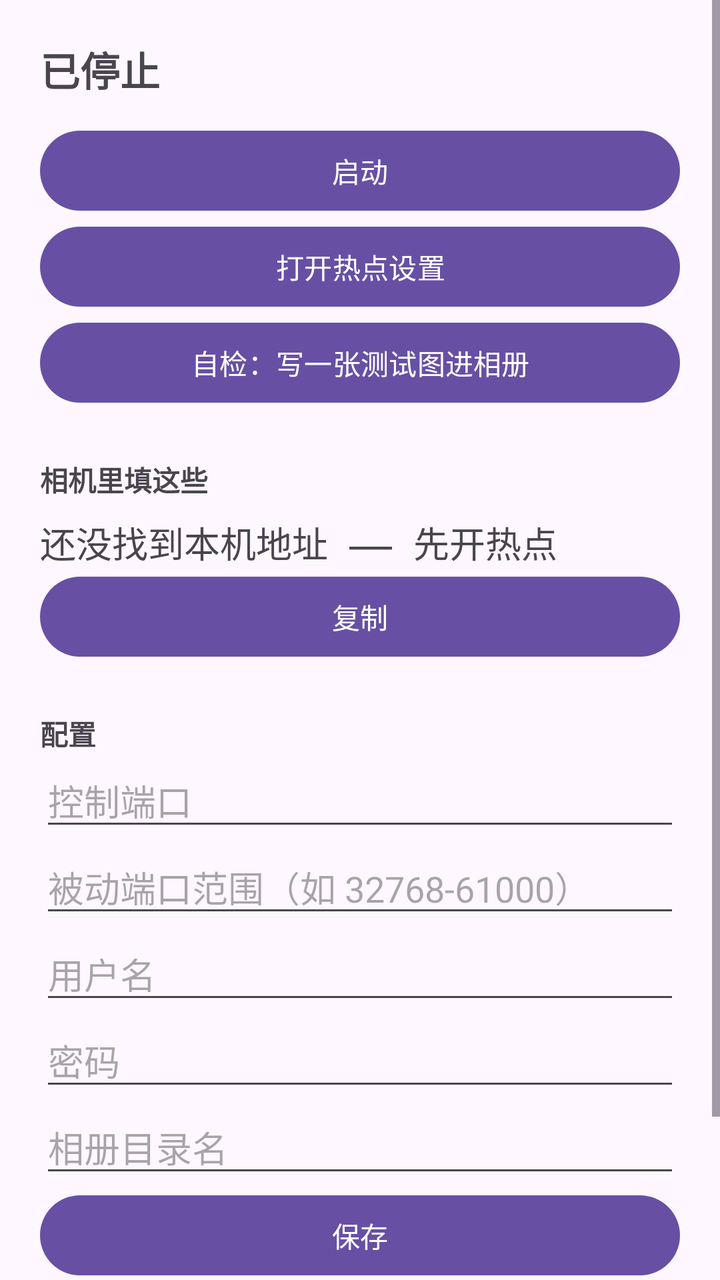
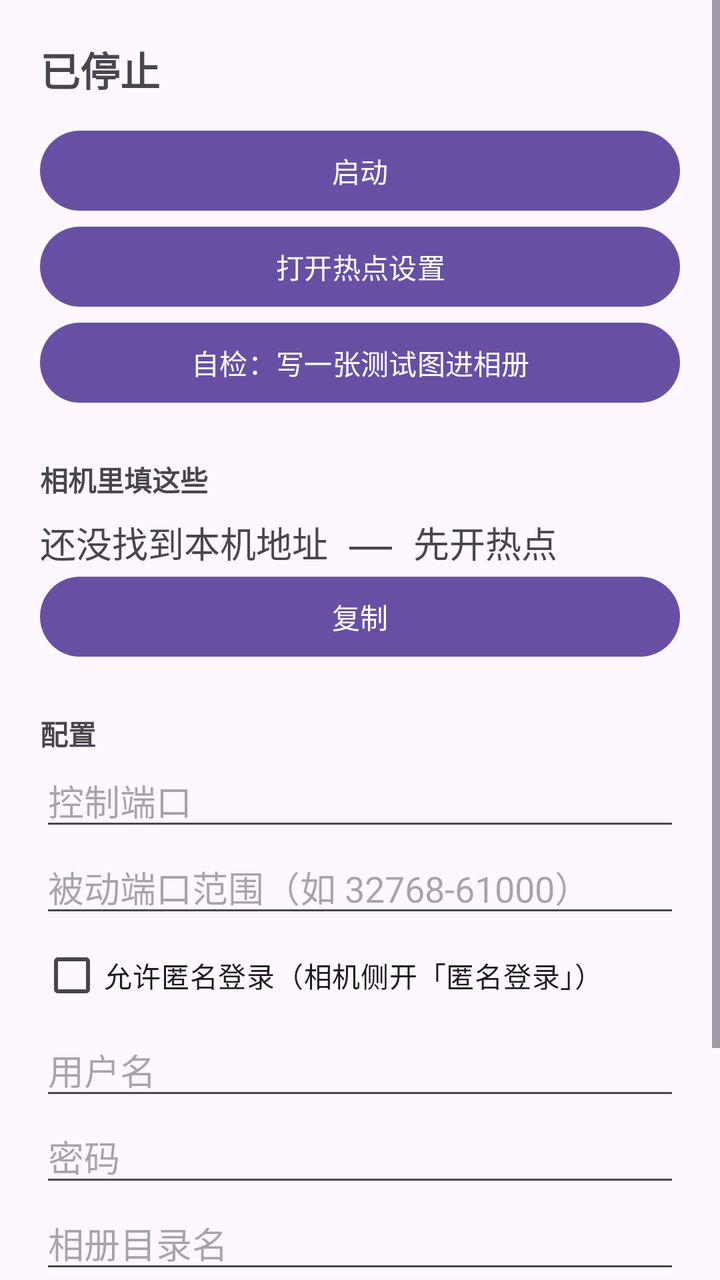

An Android layout rendered at two revisions. The XML below is the earlier revision; the diff shows what the commit changed to produce the second picture.
<!-- AndroidManifest.xml: application theme Theme.CamFtp -->
<!-- res/layout/activity_main.xml -->
<?xml version="1.0" encoding="utf-8"?>
<ScrollView xmlns:android="http://schemas.android.com/apk/res/android"
    android:layout_width="match_parent"
    android:layout_height="match_parent"
    android:fillViewport="true"
    android:fitsSystemWindows="true">

    <LinearLayout
        android:layout_width="match_parent"
        android:layout_height="wrap_content"
        android:orientation="vertical"
        android:padding="20dp">

        
        <TextView
            android:id="@+id/statusText"
            android:layout_width="match_parent"
            android:layout_height="wrap_content"
            android:text="@string/status_stopped"
            android:textSize="20sp"
            android:textStyle="bold" />

        <Button
            android:id="@+id/toggleButton"
            android:layout_width="match_parent"
            android:layout_height="wrap_content"
            android:layout_marginTop="12dp"
            android:text="@string/start" />

        <Button
            android:id="@+id/hotspotButton"
            android:layout_width="match_parent"
            android:layout_height="wrap_content"
            android:text="@string/open_hotspot" />

        <Button
            android:id="@+id/selfTestButton"
            android:layout_width="match_parent"
            android:layout_height="wrap_content"
            android:text="@string/self_test" />

        
        <TextView
            android:layout_width="match_parent"
            android:layout_height="wrap_content"
            android:layout_marginTop="24dp"
            android:text="@string/section_camera_title"
            android:textStyle="bold" />

        <TextView
            android:id="@+id/cameraHint"
            android:layout_width="match_parent"
            android:layout_height="wrap_content"
            android:layout_marginTop="8dp"
            android:fontFamily="monospace"
            android:text="@string/camera_hint_no_ip"
            android:textSize="18sp" />

        <Button
            android:id="@+id/copyButton"
            android:layout_width="match_parent"
            android:layout_height="wrap_content"
            android:text="@string/copy" />

        
        <TextView
            android:layout_width="match_parent"
            android:layout_height="wrap_content"
            android:layout_marginTop="24dp"
            android:text="@string/section_config_title"
            android:textStyle="bold" />

        <EditText
            android:id="@+id/portInput"
            android:layout_width="match_parent"
            android:layout_height="wrap_content"
            android:hint="@string/label_port"
            android:inputType="number"
            android:importantForAutofill="no" />

        <EditText
            android:id="@+id/passivePortsInput"
            android:layout_width="match_parent"
            android:layout_height="wrap_content"
            android:hint="@string/label_passive"
            android:inputType="text"
            android:importantForAutofill="no" />

        <EditText
            android:id="@+id/userInput"
            android:layout_width="match_parent"
            android:layout_height="wrap_content"
            android:hint="@string/label_user"
            android:inputType="text"
            android:importantForAutofill="no" />

        <EditText
            android:id="@+id/passwordInput"
            android:layout_width="match_parent"
            android:layout_height="wrap_content"
            android:hint="@string/label_password"
            android:inputType="text"
            android:importantForAutofill="no" />

        <EditText
            android:id="@+id/folderInput"
            android:layout_width="match_parent"
            android:layout_height="wrap_content"
            android:hint="@string/label_folder"
            android:inputType="text"
            android:importantForAutofill="no" />

        <Button
            android:id="@+id/saveButton"
            android:layout_width="match_parent"
            android:layout_height="wrap_content"
            android:text="@string/save" />

        
        <TextView
            android:layout_width="match_parent"
            android:layout_height="wrap_content"
            android:layout_marginTop="24dp"
            android:text="@string/section_events_title"
            android:textStyle="bold" />

        <TextView
            android:id="@+id/eventList"
            android:layout_width="match_parent"
            android:layout_height="wrap_content"
            android:layout_marginTop="8dp"
            android:fontFamily="monospace"
            android:text="@string/event_none"
            android:textSize="13sp" />

    </LinearLayout>

</ScrollView>
<!-- resources referenced by this layout -->
<resources>
  <string name="camera_hint_no_ip">还没找到本机地址 —— 先开热点</string>
  <string name="copy">复制</string>
  <string name="event_none">暂无</string>
  <string name="label_folder">相册目录名</string>
  <string name="label_passive">被动端口范围（如 32768-61000）</string>
  <string name="label_password">密码</string>
  <string name="label_port">控制端口</string>
  <string name="label_user">用户名</string>
  <string name="open_hotspot">打开热点设置</string>
  <string name="save">保存</string>
  <string name="section_camera_title">相机里填这些</string>
  <string name="section_config_title">配置</string>
  <string name="section_events_title">最近事件</string>
  <string name="self_test">自检：写一张测试图进相册</string>
  <string name="start">启动</string>
  <string name="status_stopped">已停止</string>
  <style name="Theme.CamFtp" parent="Theme.Material3.DayNight.NoActionBar">
          <item name="android:windowLightStatusBar">?attr/isLightTheme</item>
          <item name="android:windowLightNavigationBar">?attr/isLightTheme</item>
      </style>
</resources>

<!-- the commit's change to res/layout/activity_main.xml (unified diff, before → after) -->
@@ -86,6 +86,12 @@
             android:inputType="text"
             android:importantForAutofill="no" />
 
+        <CheckBox
+            android:id="@+id/anonymousCheck"
+            android:layout_width="match_parent"
+            android:layout_height="wrap_content"
+            android:text="@string/label_anonymous" />
+
         <EditText
             android:id="@+id/userInput"
             android:layout_width="match_parent"
<!-- resource entries referenced after the edit -->
@@ -3,6 +3,7 @@
   <string name="camera_hint_no_ip">还没找到本机地址 —— 先开热点</string>
   <string name="copy">复制</string>
   <string name="event_none">暂无</string>
+  <string name="label_anonymous">允许匿名登录（相机侧开「匿名登录」）</string>
   <string name="label_folder">相册目录名</string>
   <string name="label_passive">被动端口范围（如 32768-61000）</string>
   <string name="label_password">密码</string>
